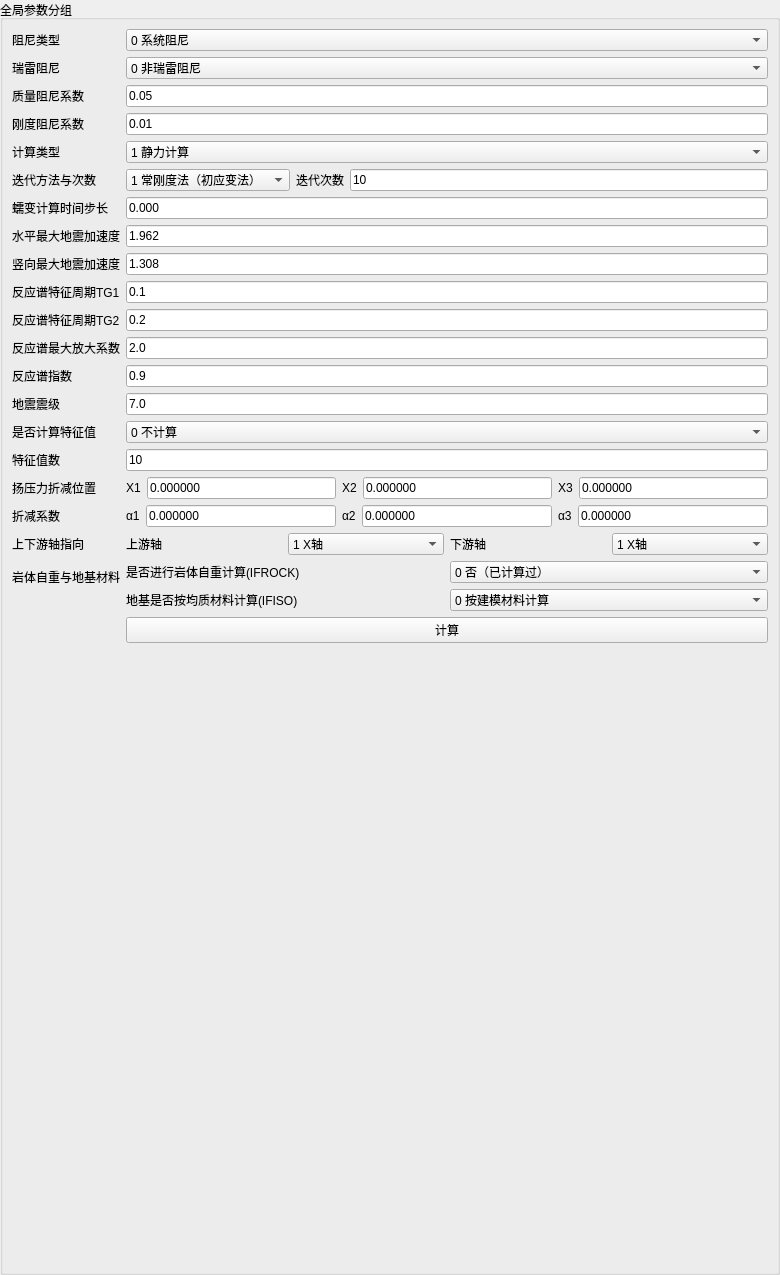
The window that plugins/Base_Slover/DamAnalysisWidget.ui (asd977/base_cae) describes before a commit, drawn with Qt 5.
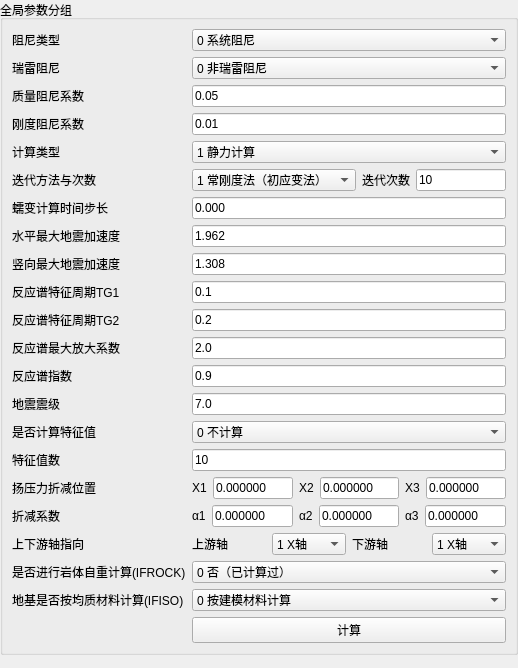
The same window after the commit.

Patch:
```diff
--- a/plugins/Base_Slover/DamAnalysisWidget.ui
+++ b/plugins/Base_Slover/DamAnalysisWidget.ui
@@ -6,8 +6,8 @@
    <rect>
     <x>0</x>
     <y>0</y>
-    <width>780</width>
-    <height>1275</height>
+    <width>518</width>
+    <height>668</height>
    </rect>
   </property>
   <property name="windowTitle">
@@ -24,7 +24,7 @@
     <number>0</number>
    </property>
    <property name="bottomMargin">
-    <number>0</number>
+    <number>4</number>
    </property>
    <item>
     <widget class="QGroupBox" name="groupBoxIfill">
@@ -494,49 +494,20 @@
        </layout>
       </item>
       <item row="34" column="0">
-       <widget class="QLabel" name="labelRock">
-        <property name="text">
-         <string>岩体自重与地基材料</string>
-        </property>
-       </widget>
-      </item>
-      <item row="34" column="1">
-       <layout class="QVBoxLayout" name="layoutRock">
-        <item>
-         <layout class="QHBoxLayout" name="layoutIfrock">
-          <item>
            <widget class="QLabel" name="labelIfRock">
             <property name="text">
              <string>是否进行岩体自重计算(IFROCK)</string>
             </property>
            </widget>
           </item>
-          <item>
-           <widget class="QComboBox" name="comboIfRock">
-            <item>
-             <property name="text">
-              <string>0 否（已计算过）</string>
-             </property>
-            </item>
-            <item>
-             <property name="text">
-              <string>1 是（本次计算）</string>
-             </property>
-            </item>
-           </widget>
-          </item>
-         </layout>
-        </item>
-        <item>
-         <layout class="QHBoxLayout" name="layoutIfiso">
-          <item>
+      <item row="35" column="0">
            <widget class="QLabel" name="labelIfIso">
             <property name="text">
              <string>地基是否按均质材料计算(IFISO)</string>
             </property>
            </widget>
           </item>
-          <item>
+      <item row="35" column="1">
            <widget class="QComboBox" name="comboIfIso">
             <item>
              <property name="text">
@@ -550,11 +521,21 @@
             </item>
            </widget>
           </item>
-         </layout>
+      <item row="34" column="1">
+       <widget class="QComboBox" name="comboIfRock">
+        <item>
+         <property name="text">
+          <string>0 否（已计算过）</string>
+         </property>
         </item>
-       </layout>
-      </item>
-      <item row="37" column="1">
+        <item>
+         <property name="text">
+          <string>1 是（本次计算）</string>
+         </property>
+        </item>
+       </widget>
+      </item>
+      <item row="36" column="1">
        <widget class="QPushButton" name="btnCompute">
         <property name="text">
          <string>计算</string>
@@ -565,23 +546,19 @@
     </widget>
    </item>
    <item>
-    <layout class="QHBoxLayout" name="horizontalLayoutCompute">
-     <item>
-      <spacer name="horizontalSpacerCompute">
+    <spacer name="verticalSpacer">
        <property name="orientation">
-        <enum>Qt::Horizontal</enum>
+      <enum>Qt::Vertical</enum>
        </property>
        <property name="sizeHint" stdset="0">
         <size>
-         <width>0</width>
-         <height>0</height>
+       <width>20</width>
+       <height>40</height>
         </size>
        </property>
       </spacer>
      </item>
     </layout>
-   </item>
-  </layout>
  </widget>
  <resources />
  <connections />
```
Left out of the diff: 6 changed lines with no effect on the pictures. Lines whose indentation alone changed are shown as unchanged.
